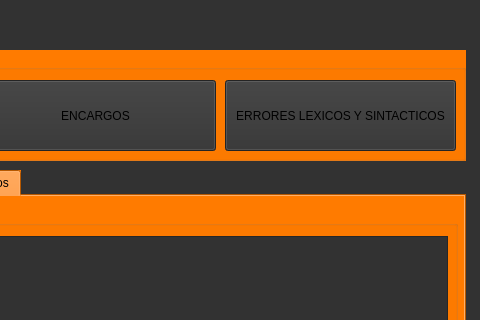
The window that TaskScript/mainwindow.ui (MiguelAlvarez-202406012/LFP_1S2026_202406012) describes before a commit, drawn with Qt 5; both pictures show x 615 to 1095 and y 0 to 320 of the 1095 by 536 pixel window.
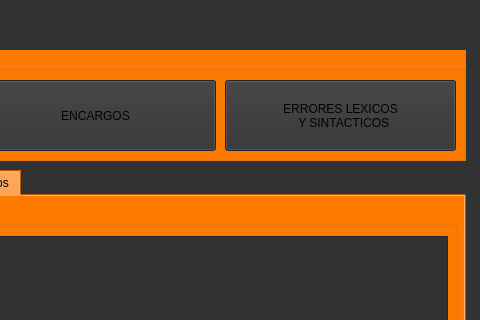
The same window after the commit. Icons and pictures are not drawn.

The edit to the form file:
```diff
--- a/TaskScript/mainwindow.ui
+++ b/TaskScript/mainwindow.ui
@@ -313,7 +313,11 @@
       <string notr="true">background-color: rgb(50, 50, 50);</string>
      </property>
      <property name="text">
-      <string>ERRORES LEXICOS Y SINTACTICOS</string>
+      <string>ERRORES LEXICOS 
+  Y SINTACTICOS</string>
+     </property>
+     <property name="icon">
+      <iconset theme="QIcon::ThemeIcon::DocumentPageSetup"/>
      </property>
     </widget>
    </widget>
```
Left out of the diff: 5 changed lines with no effect on the pictures.
